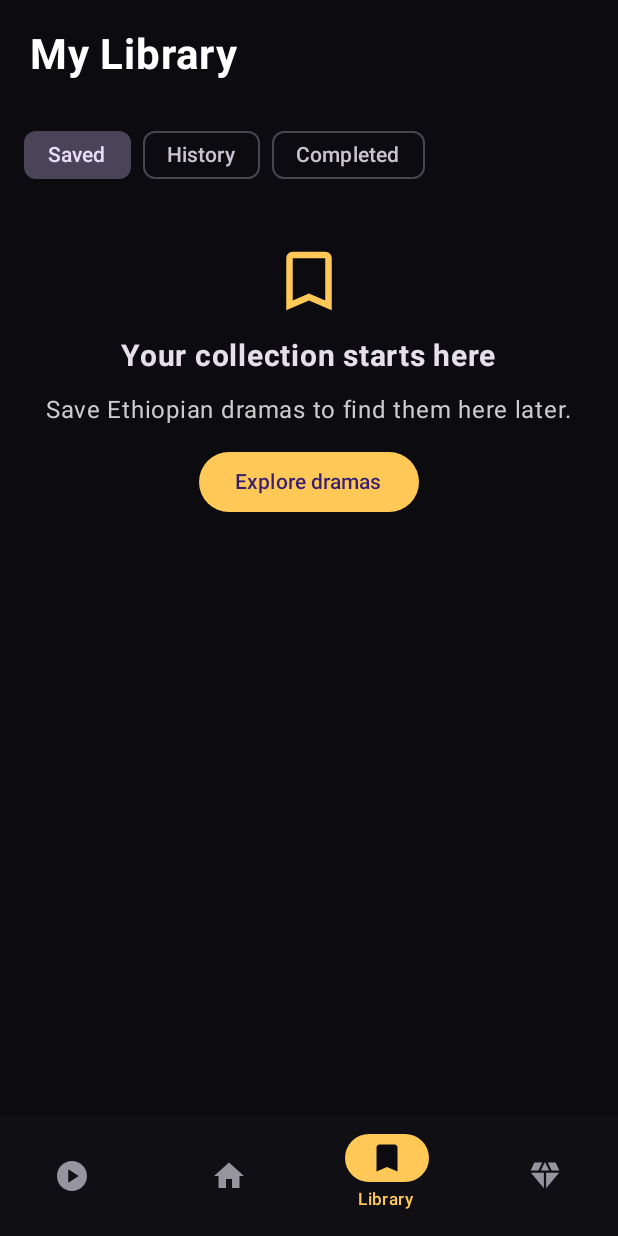
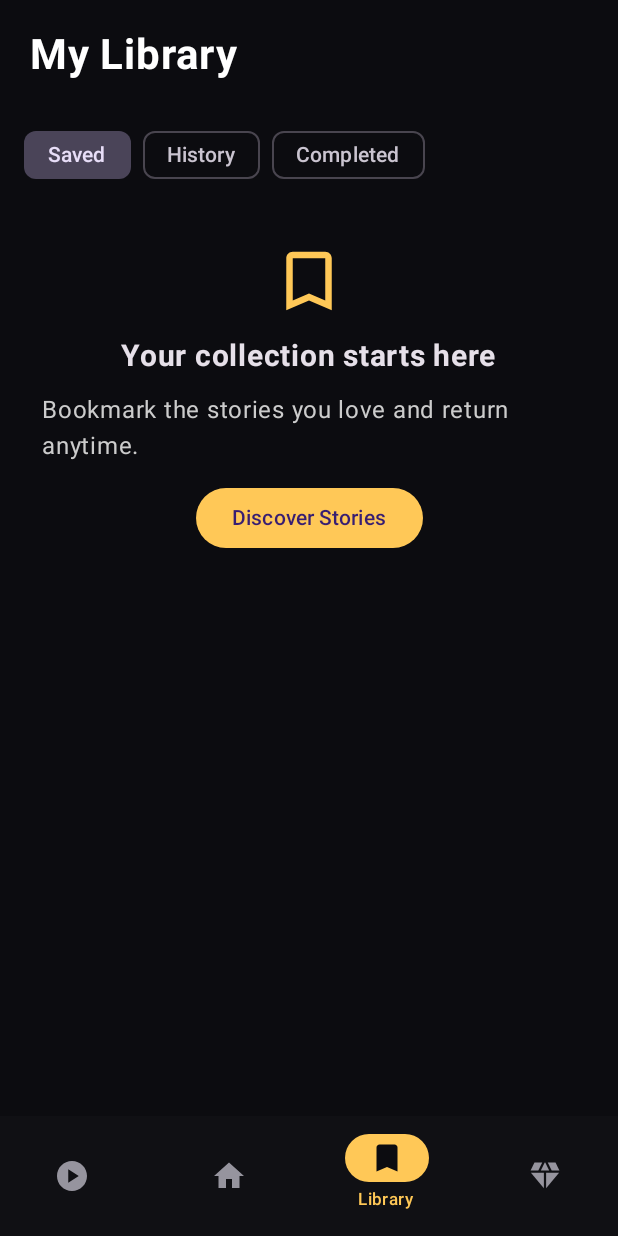
Before and after one commit to MahirG/AddisReel, an Android app built with Jetpack Compose: the screen it shows after launch (MainActivity), item 3 of the bottom bar chosen, on a phone screen of 412 x 824 dp. Run offline under Robolectric (Android 15) with nearby library versions, the phone set to English and light mode, and no system bars; network calls fail; pictures from the network do not load.

Commit message:
style(android): improve editorial typography, readable synopsis and premium viewer microcopy

```diff
--- a/app/src/main/java/et/addisreel/app/MainActivity.kt
+++ b/app/src/main/java/et/addisreel/app/MainActivity.kt
@@ -40,6 +40,9 @@ import androidx.compose.ui.draw.clip
 import androidx.compose.ui.layout.ContentScale
 import coil.compose.AsyncImage
 import androidx.compose.ui.text.font.FontWeight
+import androidx.compose.ui.text.style.TextAlign
+import androidx.compose.material3.Typography
+import androidx.compose.ui.text.TextStyle
 import androidx.compose.ui.text.style.TextOverflow
 import androidx.compose.ui.unit.dp
 import androidx.compose.ui.unit.sp
@@ -687,7 +690,7 @@ private fun AddisReelApp() {
                         Row(Modifier.fillMaxWidth().padding(horizontal = 16.dp, vertical = 8.dp), verticalAlignment = Alignment.CenterVertically, horizontalArrangement = Arrangement.SpaceBetween) {
                             Column {
                                 Text("AddisReel", fontSize = 26.sp, fontWeight = FontWeight.Bold, color = Gold)
-                                Text("Ethiopian stories, one episode at a time", fontSize = 11.sp, color = Color.LightGray)
+                                Text("Big emotions. Short episodes.", fontSize = 12.sp, color = Color.LightGray, lineHeight = 18.sp)
                             }
                             IconButton(onClick = {
                                 homeSearchExpanded = !homeSearchExpanded
@@ -696,7 +699,7 @@ private fun AddisReelApp() {
                                 Icon(if (homeSearchExpanded) Icons.Default.Close else Icons.Default.Search, contentDescription = if (homeSearchExpanded) "Close search" else "Search dramas", tint = Gold)
                             }
                         }
-                        if (!remoteCatalogAvailable) Text("Preview titles · Licensed streaming catalog is not yet available", modifier=Modifier.padding(horizontal=16.dp, vertical=4.dp), fontSize=11.sp, color=Gold)
+                        if (!remoteCatalogAvailable) Text("Explore upcoming stories · Episodes will appear when available", modifier=Modifier.padding(horizontal=16.dp, vertical=4.dp), fontSize=11.sp, color=Gold)
                         val genres = remember(catalog) { listOf("All") + catalog.map { it.genre }.distinct() }
                         val matches = catalog.filter { drama ->
                             (!discoverOnlySaved || drama.title in saved) &&
@@ -725,7 +728,7 @@ private fun AddisReelApp() {
                                 value = discoverQuery,
                                 onValueChange = { discoverQuery = it },
                                 modifier = Modifier.fillMaxWidth().padding(horizontal = 16.dp),
-                                label = { Text("Search Ethiopian dramas") },
+                                label = { Text("Find your next favorite story") },
                                 leadingIcon = { Icon(Icons.Default.Search, contentDescription = null) },
                                 singleLine = true,
                                 trailingIcon = {
@@ -793,10 +796,10 @@ private fun AddisReelApp() {
                                             Text("FEATURED DRAMA", modifier = Modifier.align(Alignment.BottomStart).padding(16.dp), color = Gold, fontWeight = FontWeight.Bold, fontSize = 12.sp)
                                         }
                                         Column(Modifier.padding(horizontal = 18.dp, vertical = 12.dp), verticalArrangement = Arrangement.spacedBy(8.dp)) {
-                                        Text(featured.title, fontSize = 24.sp, fontWeight = FontWeight.Bold)
+                                        Text(featured.title, fontSize = 27.sp, fontWeight = FontWeight.Bold, lineHeight = 33.sp, maxLines = 2, overflow = TextOverflow.Ellipsis)
                                         Text(featured.genre + "  •  " + featured.episodes + " episodes", color = Color.LightGray)
-                                        Text(featured.description, maxLines = 2, overflow = TextOverflow.Ellipsis)
-                                        Text("▶  Watch now", color = Gold, fontWeight = FontWeight.SemiBold)
+                                        Text(featured.description, maxLines = 3, overflow = TextOverflow.Ellipsis, fontSize = 14.sp, lineHeight = 21.sp, color = Color(0xFFE4E0E7))
+                                        Text("▶  Start Watching", color = Gold, fontSize = 15.sp, fontWeight = FontWeight.Bold)
                                         }
                                     }
                                 }
@@ -806,8 +809,8 @@ private fun AddisReelApp() {
                                 if (!homeSearchExpanded && discoverQuery.isBlank() && discoverGenre == "All" && catalog.isNotEmpty()) {
                                     item {
                                         Column(verticalArrangement = Arrangement.spacedBy(10.dp)) {
-                                            Text("Stories for you", fontSize = 21.sp, fontWeight = FontWeight.Bold)
-                                            Text("Ethiopian short dramas · Tap a poster to watch", fontSize = 12.sp, color = Color.LightGray)
+                                            Text("Picked for You", fontSize = 22.sp, fontWeight = FontWeight.Bold, lineHeight = 28.sp)
+                                            Text("Stories selected from what you love watching", fontSize = 13.sp, color = Color.LightGray, lineHeight = 19.sp)
                                             Row(
                                                 Modifier.fillMaxWidth().horizontalScroll(rememberScrollState()),
                                                 horizontalArrangement = Arrangement.spacedBy(12.dp)
@@ -853,7 +856,7 @@ private fun AddisReelApp() {
                                 if (!homeSearchExpanded && discoverQuery.isBlank() && discoverGenre == "All" && catalog.size > 1) {
                                     item {
                                         Column(verticalArrangement = Arrangement.spacedBy(10.dp)) {
-                                            Text("Explore more dramas", fontSize = 21.sp, fontWeight = FontWeight.Bold)
+                                            Text("More Stories to Love", fontSize = 22.sp, fontWeight = FontWeight.Bold, lineHeight = 28.sp)
                                             Row(Modifier.fillMaxWidth().horizontalScroll(rememberScrollState()), horizontalArrangement = Arrangement.spacedBy(12.dp)) {
                                                 catalog.asReversed().take(10).forEach { drama ->
                                                     Card(
@@ -881,7 +884,7 @@ private fun AddisReelApp() {
                                 if (!homeSearchExpanded && discoverQuery.isBlank() && discoverGenre == "All" && viewingHistory.isNotEmpty()) {
                                     item {
                                         Column(verticalArrangement = Arrangement.spacedBy(8.dp)) {
-                                            Text("Continue Watching", fontSize = 20.sp, fontWeight = FontWeight.Bold)
+                                            Text("Continue Watching", fontSize = 22.sp, fontWeight = FontWeight.Bold, lineHeight = 28.sp)
                                             Row(
                                                 Modifier.fillMaxWidth().horizontalScroll(rememberScrollState()),
                                                 horizontalArrangement = Arrangement.spacedBy(8.dp)
@@ -939,8 +942,8 @@ private fun AddisReelApp() {
                                         Column(Modifier.fillMaxWidth().padding(24.dp), horizontalAlignment = Alignment.CenterHorizontally) {
                                             Icon(Icons.Default.SearchOff, contentDescription = null, tint = Gold, modifier = Modifier.size(44.dp))
                                             Spacer(Modifier.height(12.dp))
-                                            Text("No dramas found", fontWeight = FontWeight.Bold)
-                                            Text("Try another title or genre", color = Color.LightGray)
+                                            Text("No stories found", fontWeight = FontWeight.Bold, fontSize = 20.sp, lineHeight = 26.sp)
+                                            Text("Try a different title, genre, or filter.", color = Color.LightGray, fontSize = 14.sp, lineHeight = 20.sp, textAlign = TextAlign.Center)
                                             TextButton(onClick = { discoverQuery = ""; discoverGenre = "All"; discoverOnlySaved = false; discoverOnlyUnwatched = false; discoverSort = "Featured" }) { Text("Clear filters") }
                                         }
                                     }
@@ -1020,8 +1023,8 @@ private fun AddisReelApp() {
                             ) {
                                 Icon(if (libraryFilter == "History") Icons.Default.History else if (libraryFilter == "Completed") Icons.Default.CheckCircle else Icons.Default.BookmarkBorder, contentDescription = null, modifier = Modifier.size(52.dp), tint = Gold)
                                 Text(when (libraryFilter) { "History" -> "No recently watched dramas"; "Completed" -> "No completed dramas yet"; else -> "Your collection starts here" }, fontSize = 20.sp, fontWeight = FontWeight.Bold)
-                                Text(when (libraryFilter) { "History" -> "Your recently opened dramas will appear here."; "Completed" -> "Finish every episode of a drama to see it here."; else -> "Save Ethiopian dramas to find them here later." }, color = Color.LightGray)
-                                Button(onClick = { tab = 1 }) { Text("Explore dramas") }
+                                Text(when (libraryFilter) { "History" -> "Stories you start watching will appear here."; "Completed" -> "Complete a series to add it to your finished stories."; else -> "Bookmark the stories you love and return anytime." }, color = Color.LightGray)
+                                Button(onClick = { tab = 1 }) { Text("Discover Stories") }
                             }
                         } else {
                             LazyColumn(
```
